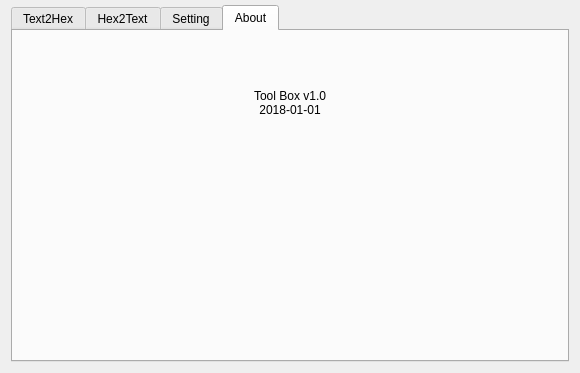
ZhangYuyinGItHub/ToolBox, file ToolBox/mainwindow.ui: the form before one commit.
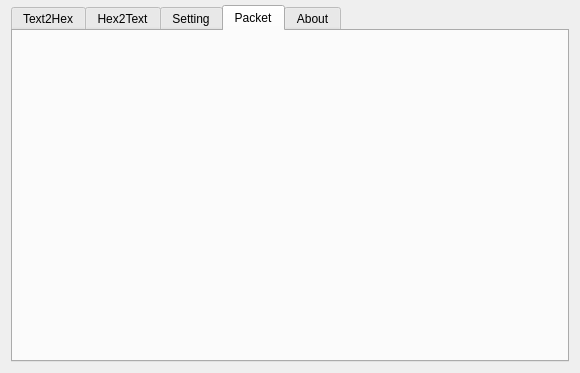
The form after the commit. Icons and pictures are not drawn.

Commit message: [ToolBox]Add files packet function

```diff
--- a/ToolBox/mainwindow.ui
+++ b/ToolBox/mainwindow.ui
@@ -38,7 +38,7 @@
    <property name="styleSheet">
     <string notr="true"/>
    </property>
-   <layout class="QVBoxLayout" name="verticalLayout_2">
+   <layout class="QVBoxLayout" name="verticalLayout_2" stretch="1">
     <property name="topMargin">
      <number>5</number>
     </property>
@@ -325,7 +325,12 @@
         </item>
        </layout>
       </widget>
-      <widget class="QWidget" name="tab_3">
+      <widget class="QWidget" name="Packet">
+       <attribute name="title">
+        <string>Packet</string>
+       </attribute>
+      </widget>
+      <widget class="QWidget" name="About">
        <attribute name="title">
         <string>About</string>
        </attribute>
```
Left out of the diff: 4 changed lines with no effect on the pictures. The commit also changes 6 other files.
